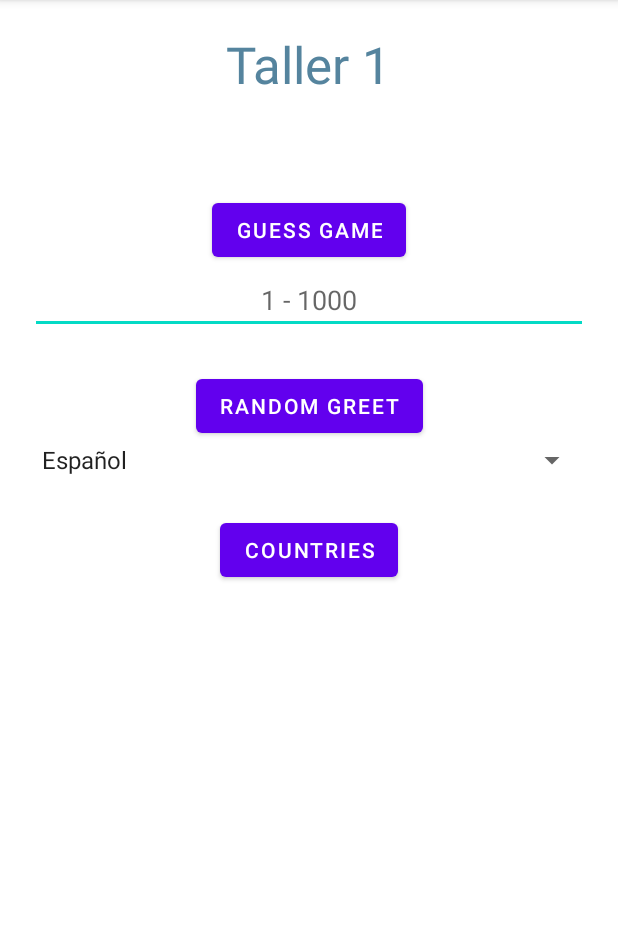
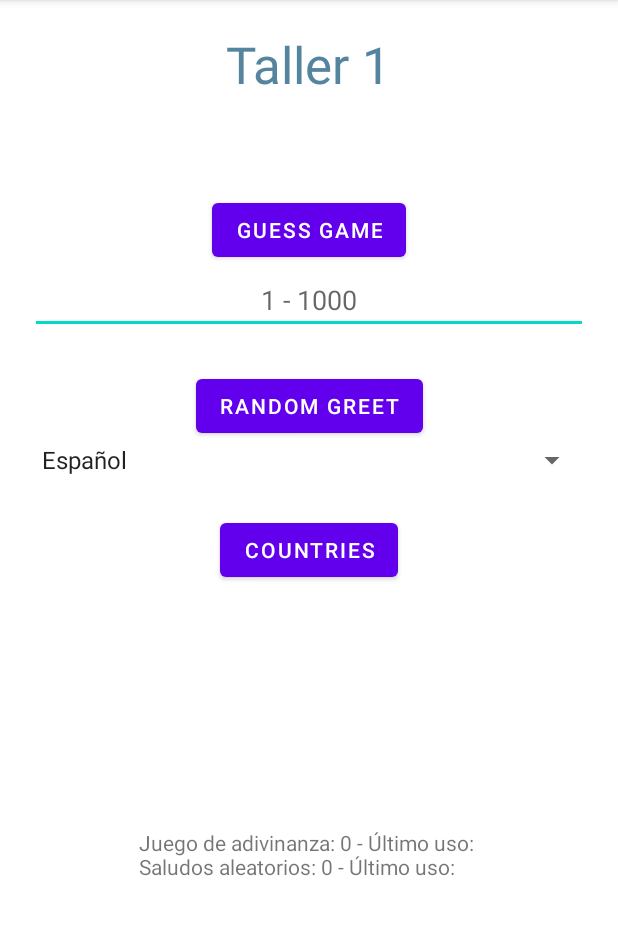
Before and after one commit to Betico1928/Taller-1---App-de-actividades, an Android app: the screen it shows after launch (MainActivity), on a phone screen of 412 x 824 dp, the part 84-1019 px from its top. Run offline under Robolectric (Android 15) with nearby library versions, the phone set to English and light mode, and no system bars; Roboto replaces fonts that are not available here.

Commit message:
Terminada funcionalidad #5.
Ahora el programa da fecha, hora y de cuentas veces se utilizó GuessGame o RandomGreet.

```diff
--- a/app/src/main/java/javeriana/edu/co/taller1_appdeactividades/MainActivity.kt
+++ b/app/src/main/java/javeriana/edu/co/taller1_appdeactividades/MainActivity.kt
@@ -9,11 +9,21 @@ import android.widget.AdapterView
 import android.widget.ArrayAdapter
 import android.widget.Toast
 import javeriana.edu.co.taller1_appdeactividades.databinding.ActivityMainBinding
+import java.text.SimpleDateFormat
+import java.util.*
 
 class MainActivity : AppCompatActivity(), AdapterView.OnItemSelectedListener
 {
     private lateinit var bindingMain : ActivityMainBinding
+
+    // Adapter para el Spinner
     private lateinit var adapterLanguages : ArrayAdapter<String>
+
+    // Variables para los counters de entradas
+    private var guessGameCount = 0
+    private var randomGreetCount = 0
+    private var guessGameLastUse = ""
+    private var randomGreetLastUse = ""
 
 
     override fun onCreate(savedInstanceState: Bundle?)
@@ -27,11 +37,29 @@ class MainActivity : AppCompatActivity(), AdapterView.OnItemSelectedListener
 
     private fun inicializarElementos()
     {
+
+        // Inicializar el contador y la hora/fecha de la última utilización
+        guessGameCount = 0
+        randomGreetCount = 0
+        guessGameLastUse = ""
+        randomGreetLastUse = ""
+
+        var status = "Juego de adivinanza: $guessGameCount - Último uso: $guessGameLastUse\n" + "Saludos aleatorios: $randomGreetCount - Último uso: $randomGreetLastUse"
+
+        bindingMain.statusText.text  = status
+
+
         // Guessing Number
         bindingMain.guessGameButton.setOnClickListener{
             Log.i("Main", "Ir a guessingNumbers")
+
+            // Revisar los ingresos
+            guessGameCount++
+            guessGameLastUse = getCurrentTime()
+
             guessingNumbers()
         }
+
 
         // Inicializar Spinner
         adapterLanguages = ArrayAdapter<String>(this, android.R.layout.simple_spinner_item)
@@ -39,6 +67,7 @@ class MainActivity : AppCompatActivity(), AdapterView.OnItemSelectedListener
 
         bindingMain.spinnerRandomGreet.onItemSelectedListener = this
         bindingMain.spinnerRandomGreet.adapter = adapterLanguages
+
 
         // Countries
         bindingMain.countriesButton.setOnClickListener{
@@ -98,6 +127,9 @@ class MainActivity : AppCompatActivity(), AdapterView.OnItemSelectedListener
             //var idiomaSeleccionado = onItemSelected(p2 = Int)
             Log.i("Random Greet", "El idioma es: $idiomaSeleccionado")
 
+            // Revisar los ingresos
+            randomGreetCount++
+            randomGreetLastUse = getCurrentTime()
 
             // Pasarlo a la actividad random greet.
             val pasarARandomGret = Intent(this, RandomGreet::class.java)
@@ -112,4 +144,25 @@ class MainActivity : AppCompatActivity(), AdapterView.OnItemSelectedListener
     override fun onNothingSelected(p0: AdapterView<*>?) {
         TODO("Not yet implemented")
     }
+
+
+
+
+
+    private fun getCurrentTime(): String {
+        // Obtener la hora y fecha actual en un formato legible
+        val dateFormat = SimpleDateFormat("yyyy-MM-dd HH:mm:ss", Locale.getDefault())
+        val date = Date()
+        return dateFormat.format(date)
+    }
+
+    override fun onResume() {
+        super.onResume()
+
+        // Mostrar el contador y la hora/fecha de la última utilización
+        val countText = "Juego de adivinanza: $guessGameCount - Último uso: $guessGameLastUse\n" +
+                "Saludos aleatorios: $randomGreetCount - Último uso: $randomGreetLastUse"
+
+        bindingMain.statusText.text = countText
+    }
 }
--- a/app/src/main/res/layout-land/activity_main.xml
+++ b/app/src/main/res/layout-land/activity_main.xml
@@ -50,7 +50,7 @@
         android:id="@+id/linearLayout2"
         android:layout_width="match_parent"
         android:layout_height="wrap_content"
-        android:layout_marginTop="16dp"
+        android:layout_marginTop="8dp"
         android:orientation="horizontal"
         app:layout_constraintEnd_toEndOf="parent"
         app:layout_constraintStart_toStartOf="parent"
@@ -61,7 +61,7 @@
             android:layout_width="match_parent"
             android:layout_height="wrap_content"
             android:layout_gravity="center"
-            android:layout_weight="0.7" />
+            tools:layout_weight="0.7" />
 
         <Button
             android:id="@+id/randomGreetButton"
@@ -75,10 +75,17 @@
         android:id="@+id/countriesButton"
         android:layout_width="wrap_content"
         android:layout_height="wrap_content"
-        android:layout_marginTop="16dp"
         android:text="Countries"
-        app:layout_constraintEnd_toEndOf="parent"
         app:layout_constraintStart_toStartOf="parent"
         app:layout_constraintTop_toBottomOf="@+id/linearLayout2" />
 
+    <TextView
+        android:id="@+id/statusText"
+        android:layout_width="wrap_content"
+        android:layout_height="wrap_content"
+        android:text="-"
+        app:layout_constraintBottom_toBottomOf="@+id/countriesButton"
+        app:layout_constraintEnd_toEndOf="parent"
+        app:layout_constraintTop_toBottomOf="@+id/linearLayout2" />
+
 </androidx.constraintlayout.widget.ConstraintLayout>
--- a/app/src/main/res/layout/activity_main.xml
+++ b/app/src/main/res/layout/activity_main.xml
@@ -69,4 +69,14 @@
         app:layout_constraintStart_toStartOf="parent"
         app:layout_constraintTop_toBottomOf="@+id/spinnerRandomGreet" />
 
+    <TextView
+        android:id="@+id/statusText"
+        android:layout_width="wrap_content"
+        android:layout_height="wrap_content"
+        android:text="-"
+        app:layout_constraintBottom_toBottomOf="parent"
+        app:layout_constraintEnd_toEndOf="parent"
+        app:layout_constraintStart_toStartOf="parent"
+        app:layout_constraintTop_toBottomOf="@+id/countriesButton" />
+
 </androidx.constraintlayout.widget.ConstraintLayout>
```
